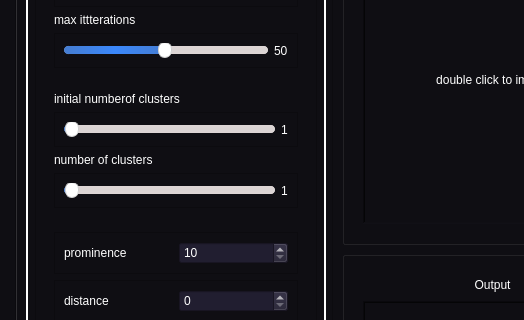
Old version of the form ui.ui in the repository Eagle-E-Y-E/Task4-Segmentation; both pictures show x 0 to 524 and y 168 to 488 of the 999 by 830 pixel window.
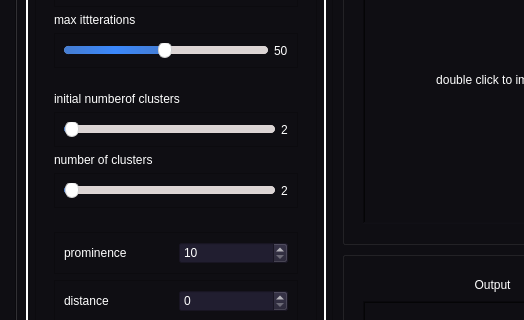
New version of the form. The open tabs and pages were chosen to show the change. Icons and pictures are not drawn.

Commit message: update slider ranges

Patch:
```diff
--- a/ui.ui
+++ b/ui.ui
@@ -599,7 +599,7 @@
                     <item>
                      <widget class="QLabel" name="init_num_clusters_label">
                       <property name="text">
-                       <string>1</string>
+                       <string>2</string>
                       </property>
                      </widget>
                     </item>
@@ -638,7 +638,7 @@
                     <item>
                      <widget class="QLabel" name="agg_num_clusters_label">
                       <property name="text">
-                       <string>1</string>
+                       <string>2</string>
                       </property>
                      </widget>
                     </item>
```
Left out of the diff: 13 changed lines with no effect on the pictures.
